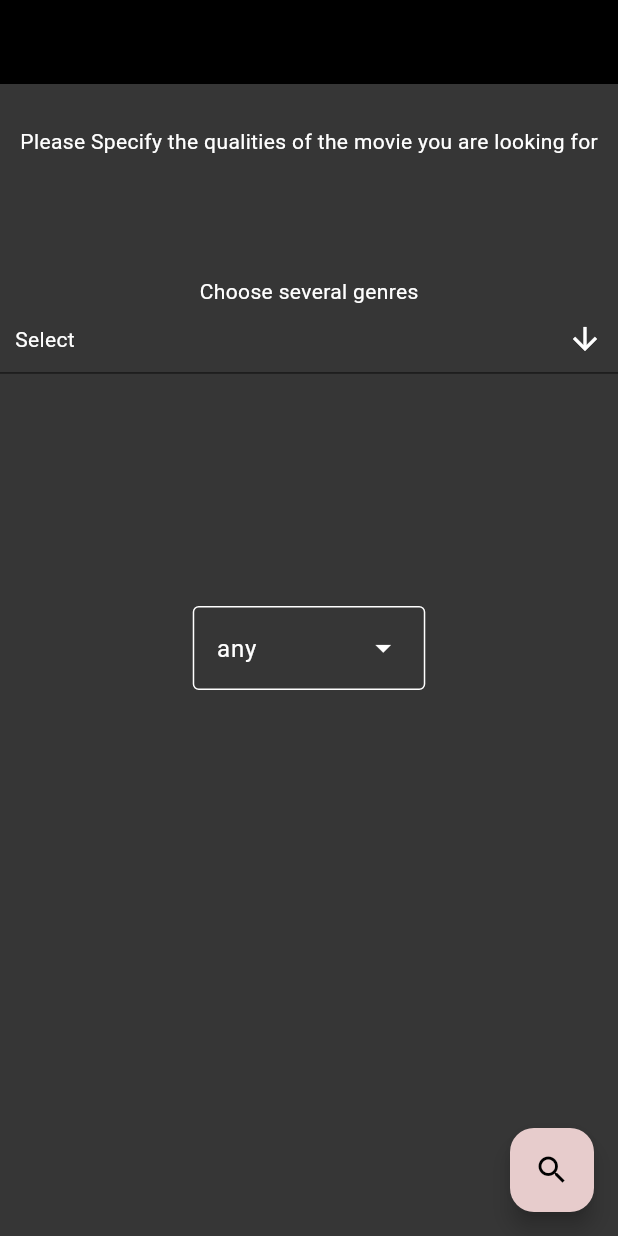
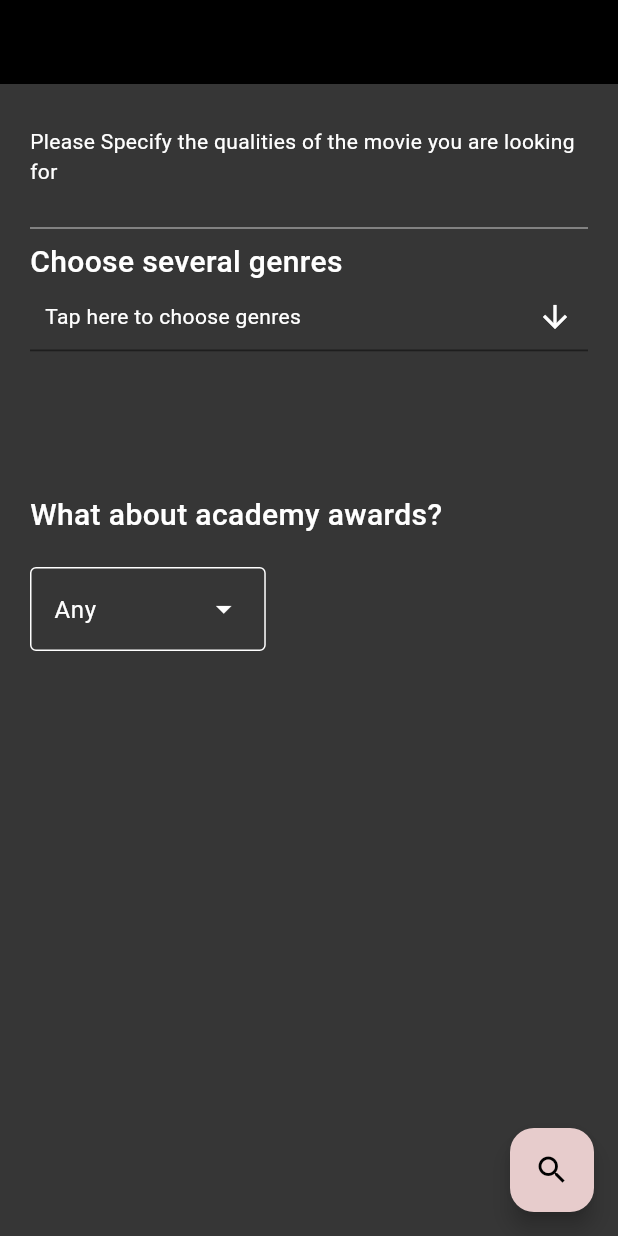
Before and after one commit to Iamyouandwhatiseeisme/CinemApp, a Flutter app: the screen it shows after launch, on a phone screen of 412 x 824 dp. Run offline on Flutter 3.47's test engine with Material 3 defaults, Android fonts, the phone set to English and light mode, and no system bars; drawn by our look-alikes of multi_select_flutter; our stand-ins replace get_it; missing offline and left inert: multiselect; Roboto replaces fonts that are missing (Telegraf).

Commit message:
add customdropdownmenu button widget

```diff
--- a/lib/data/data.dart
+++ b/lib/data/data.dart
@@ -1,3 +1,4 @@
 export 'enum/enums.dart';
 export 'providers/providers.dart';
 export 'models/models.dart';
+export 'string_manager.dart';
--- a/lib/data/get_it_methods.dart
+++ b/lib/data/get_it_methods.dart
@@ -1,7 +1,9 @@
 import 'package:cinemapp/main.dart';
 
-import '../presentation/widgets/navigation/navigator_client.dart';
+import '../presentation/presentation.dart';
+import 'data.dart';
 
 void setUp() {
   sl.registerSingleton<NavigatorClient>(NavigatorClient());
+  sl.registerSingleton<StringManager>(StringManager());
 }
--- /dev/null
+++ b/lib/data/string_manager.dart
@@ -0,0 +1,9 @@
+import 'package:flutter/material.dart';
+
+class StringManager {
+  String toCaiptalize(String name) {
+    String capitalized =
+        '${name.characters.first.toUpperCase()}${name.substring(1)}';
+    return capitalized;
+  }
+}
--- a/lib/presentation/pages/initial_page/initial_page.dart
+++ b/lib/presentation/pages/initial_page/initial_page.dart
@@ -1,4 +1,5 @@
 // ignore_for_file: public_member_api_docs, sort_constructors_first
+import 'package:cinemapp/presentation/presentation.dart';
 import 'package:flutter/material.dart';
 import 'package:multi_select_flutter/dialog/multi_select_dialog_field.dart';
 import 'package:multi_select_flutter/multi_select_flutter.dart';
@@ -37,33 +38,48 @@ class _InitialPageState extends State<InitialPage> {
         backgroundColor: Theme.of(context).colorScheme.inversePrimary,
       ),
       body: Center(
+        child: Padding(
+          padding: const EdgeInsets.only(left: 20.0, right: 20),
           child: Column(
             mainAxisAlignment: MainAxisAlignment.start,
+            crossAxisAlignment: CrossAxisAlignment.start,
             children: <Widget>[
               const Padding(
                 padding: EdgeInsets.only(top: 28.0),
                 child: Text(
                     'Please Specify the qualities of the movie you are looking for'),
               ),
-            const SizedBox(height: 80),
-            const Text('Choose several genres'),
+              const SizedBox(height: 20),
+              Divider(
+                thickness: 1,
+                color: Colors.white.withOpacity(0.5),
+              ),
+              const Text(
+                'Choose several genres',
+                style: TextStyle(fontSize: 20, fontWeight: FontWeight.w500),
+              ),
               ChooseMovieTypes(
                 title: 'Please select desired genres',
                 selectedGenres: selectedGenres,
                 removeGenre: _removeGenre,
                 updateGenre: _updateSelectedGenres,
               ),
-            DropdownMenu<Awards>(
+              const SizedBox(
+                height: 20,
+              ),
+              const Text(
+                'What about academy awards?',
+                style: TextStyle(fontSize: 20, fontWeight: FontWeight.w500),
+              ),
+              const SizedBox(
+                height: 20,
+              ),
+              const CustomDropDownMenu(
+                options: Awards.values,
                 initialSelection: Awards.any,
-              dropdownMenuEntries:
-                  Awards.values.map<DropdownMenuEntry<Awards>>((Awards awards) {
-                return DropdownMenuEntry<Awards>(
-                  value: awards,
-                  label: awards.name,
-                );
-              }).toList(),
               ),
             ],
+          ),
         ),
       ),
       floatingActionButton: FloatingActionButton(
@@ -74,50 +90,3 @@ class _InitialPageState extends State<InitialPage> {
     );
   }
 }
-
-class ChooseMovieTypes extends StatelessWidget {
-  const ChooseMovieTypes({
-    super.key,
-    required this.selectedGenres,
-    required this.removeGenre,
-    required this.updateGenre,
-    required this.title,
-  });
-
-  final List<Genre> selectedGenres;
-  final void Function(Genre, List<Genre>) removeGenre;
-  final void Function(List<Genre>) updateGenre;
-  final String title;
-
-  @override
-  Widget build(BuildContext context) {
-    return Container(
-      decoration: const BoxDecoration(
-          shape: BoxShape.rectangle,
-          borderRadius: BorderRadius.all(Radius.circular(5))),
-      width: MediaQuery.of(context).size.width,
-      height: 200,
-      child: MultiSelectDialogField(
-          chipDisplay: MultiSelectChipDisplay(
-            items:
-                selectedGenres.map((e) => MultiSelectItem(e, e.name)).toList(),
-            onTap: (value) {
-              removeGenre(value, selectedGenres);
-            },
-          ),
-          title: Text(
-            title,
-            style: const TextStyle(color: Colors.black),
-          ),
-          unselectedColor: Theme.of(context).colorScheme.primary,
-          backgroundColor: Colors.white,
-          items: Genre.values
-              .map((genre) => MultiSelectItem(genre,
-                  '${genre.name.characters.first.toUpperCase()}${genre.name.substring(1)}'))
-              .toList(),
-          onConfirm: (values) {
-            updateGenre(values);
-          }),
-    );
-  }
-}
--- /dev/null
+++ b/lib/presentation/pages/initial_page/widgets/choose_movie_types_dialog.dart
@@ -0,0 +1,58 @@
+import 'package:cinemapp/data/data.dart';
+import 'package:flutter/material.dart';
+import 'package:multi_select_flutter/multi_select_flutter.dart';
+
+import '../../../../data/data.dart';
+import '../../../../main.dart';
+
+class ChooseMovieTypes extends StatelessWidget {
+  const ChooseMovieTypes({
+    super.key,
+    required this.selectedGenres,
+    required this.removeGenre,
+    required this.updateGenre,
+    required this.title,
+  });
+
+  final List<Genre> selectedGenres;
+  final void Function(Genre, List<Genre>) removeGenre;
+  final void Function(List<Genre>) updateGenre;
+  final String title;
+
+  @override
+  Widget build(BuildContext context) {
+    final StringManager stringManager = sl.get<StringManager>();
+
+    return Container(
+      decoration: const BoxDecoration(
+          shape: BoxShape.rectangle,
+          borderRadius: BorderRadius.all(Radius.circular(5))),
+      width: MediaQuery.of(context).size.width,
+      height: 120,
+      child: MultiSelectDialogField(
+          buttonText: const Text('Tap here to choose genres'),
+          chipDisplay: MultiSelectChipDisplay(
+            scroll: true,
+            scrollBar: HorizontalScrollBar(isAlwaysShown: true),
+            items:
+                selectedGenres.map((e) => MultiSelectItem(e, e.name)).toList(),
+            onTap: (value) {
+              removeGenre(value, selectedGenres);
+            },
+          ),
+          title: Text(
+            title,
+            style: const TextStyle(color: Colors.black),
+          ),
+          unselectedColor: Theme.of(context).colorScheme.primary,
+          backgroundColor: Colors.white,
+          items: Genre.values
+              .map((genre) => MultiSelectItem(
+                  genre, stringManager.toCaiptalize(genre.name)))
+              .toList(),
+          onConfirm: (values) {
+            updateGenre(values);
+          }),
+    );
+  }
+}
--- a/lib/presentation/presentation.dart
+++ b/lib/presentation/presentation.dart
@@ -1,2 +1,4 @@
 export 'pages/pages.dart';
 export 'widgets/navigation/navigator_client.dart';
+export 'widgets/custom_drop_down_menu.dart';
+export 'pages/initial_page/widgets/choose_movie_types_dialog.dart';
--- /dev/null
+++ b/lib/presentation/widgets/custom_drop_down_menu.dart
@@ -0,0 +1,32 @@
+import 'package:cinemapp/data/data.dart';
+import 'package:flutter/material.dart';
+
+import '../../main.dart';
+
+class CustomDropDownMenu<T extends Enum> extends StatelessWidget {
+  final List<T> options;
+  final T initialSelection;
+
+  const CustomDropDownMenu({
+    super.key,
+    required this.options,
+    required this.initialSelection,
+  });
+
+  @override
+  Widget build(BuildContext context) {
+    final StringManager stringManager = sl.get<StringManager>();
+
+    return DropdownMenu<T>(
+      initialSelection: initialSelection,
+      dropdownMenuEntries: options.map<DropdownMenuEntry<T>>(
+        (T option) {
+          return DropdownMenuEntry<T>(
+            value: option,
+            label: stringManager.toCaiptalize(option.name),
+          );
+        },
+      ).toList(),
+    );
+  }
+}
```
Lines whose indentation alone changed are shown as unchanged.
